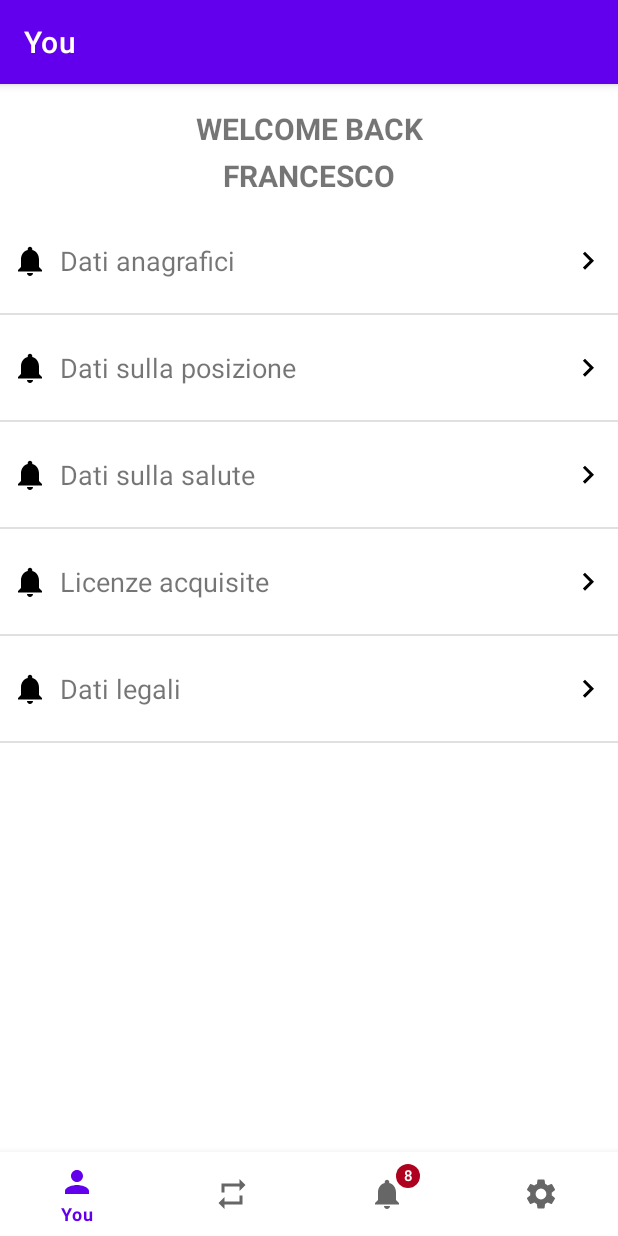
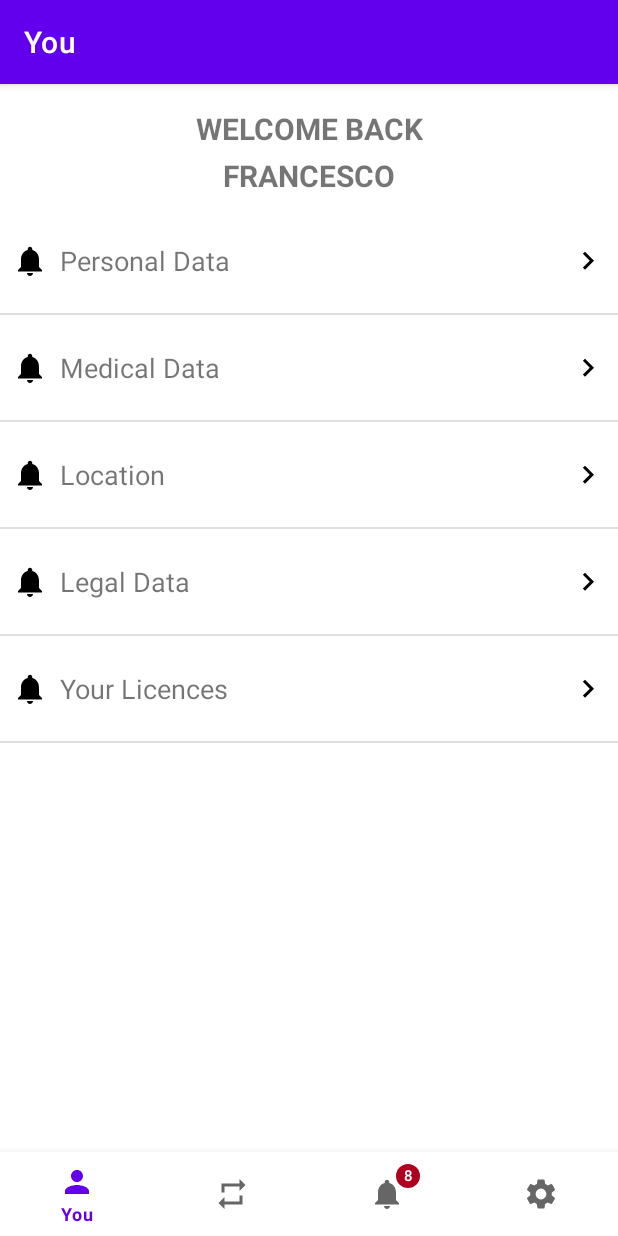
Before and after one commit to FranNetti/pc-citizenDigitalTwin, an Android app: the screen it shows after launch (MainActivity), on a phone screen of 412 x 824 dp. Run offline under Robolectric (Android 15) with nearby library versions, the phone set to English and light mode, and no system bars; our stand-ins replace navigation-ui.

Commit message:
update LeafCategories and GroupCategories based on latest meeting

```diff
--- /dev/null
+++ b/androidApp/app/src/main/java/it/unibo/citizenDigitalTwin/commons/GroupCategory.java
@@ -0,0 +1,39 @@
+package it.unibo.citizenDigitalTwin.commons;
+
+import android.content.Context;
+
+import java.util.Optional;
+import java.util.stream.Stream;
+
+import it.unibo.citizenDigitalTwin.R;
+
+public enum GroupCategory {
+
+    PERSONAL_DATA("personalData", R.string.GC_personal_data),
+    MEDICAL_DATA("medicalData", R.string.GC_medical_data),
+    LOCATION("location", R.string.GC_location),
+    LEGAL_DATA("legalData", R.string.GC_legal_data),
+    LICENCES("licences", R.string.GC_licences);
+
+    private final String identifier;
+    private final int displayName;
+
+    GroupCategory(final String identifier, final int displayName){
+        this.identifier = identifier;
+        this.displayName = displayName;
+    }
+
+    public String getDisplayName(final Context context) {
+        return context.getString(displayName);
+    }
+
+    public String getIdentifier() {
+        return identifier;
+    }
+
+    public static Optional<GroupCategory> findByName(final String name) {
+        return Stream.of(GroupCategory.values())
+                .filter(dataCategory -> dataCategory.identifier.equals(name))
+                .findFirst();
+    }
+}
--- a/androidApp/app/src/main/java/it/unibo/citizenDigitalTwin/commons/LeafCategory.java
+++ b/androidApp/app/src/main/java/it/unibo/citizenDigitalTwin/commons/LeafCategory.java
@@ -7,26 +7,37 @@ import java.util.stream.Stream;
 
 import it.unibo.citizenDigitalTwin.R;
 
+import static it.unibo.citizenDigitalTwin.commons.GroupCategory.*;
+
 public enum LeafCategory {
 
-    NAME("name", R.string.LC_name),
-    SURNAME("surname", R.string.LC_surname),
-    BIRTHDATE("birthdate", R.string.LC_birthdate),
-    ADDRESS("address", R.string.LC_address),
-    CELSIUS_TEMPERATURE("celsius_temperature",R.string.LC_celsius_temperature),
-    BLOOD_OXIGEN("blood_oxigen", R.string.LC_blood_oxigen),
-    HEART_RATE("heart_rate", R.string.LC_heart_rate);
+    NAME(PERSONAL_DATA, "name", R.string.LC_name),
+    SURNAME(PERSONAL_DATA, "surname", R.string.LC_surname),
+    BIRTHDATE(PERSONAL_DATA,"birthdate", R.string.LC_birthdate),
+    ADDRESS(PERSONAL_DATA, "address", R.string.LC_address),
+    CF(PERSONAL_DATA, "cf", R.string.LC_cf),
+    TEMPERATURE(MEDICAL_DATA, "bodyTemperature",R.string.LC_celsius_temperature),
+    BLOOD_OXIGEN(MEDICAL_DATA, "spo2", R.string.LC_blood_oxigen),
+    HEART_RATE(MEDICAL_DATA, "heartrate", R.string.LC_heart_rate),
+    MEDICAL_RECORD(MEDICAL_DATA, "medicalRecord", R.string.LC_medical_record),
+    POSITION(LOCATION, "position", R.string.LC_position);
 
-    private final String name;
+    private final GroupCategory groupCategory;
+    private final String identifier;
     private final int displayName;
 
-    LeafCategory(final String name, final int displayName) {
-        this.name = name;
+    LeafCategory(final GroupCategory category, final String identifier, final int displayName) {
+        this.groupCategory = category;
+        this.identifier = identifier;
         this.displayName = displayName;
     }
 
-    public String getName() {
-        return this.name;
+    public String getIdentifier() {
+        return this.identifier;
+    }
+
+    public GroupCategory getGroupCategory() {
+        return groupCategory;
     }
 
     public String getDisplayName(final Context context) {
@@ -35,7 +46,7 @@ public enum LeafCategory {
 
     public static Optional<LeafCategory> findByName(final String name) {
         return Stream.of(LeafCategory.values())
-                .filter(dataCategory -> dataCategory.name.equals(name))
+                .filter(dataCategory -> dataCategory.identifier.equals(name))
                 .findFirst();
     }
 }
--- a/androidApp/app/src/main/java/it/unibo/citizenDigitalTwin/db/entity/Data.java
+++ b/androidApp/app/src/main/java/it/unibo/citizenDigitalTwin/db/entity/Data.java
@@ -30,7 +30,7 @@ public class Data {
         this.date = date;
         this.feeder = feeder;
         this.leafCategory = dataCategory;
-        this.leafCategoryName = dataCategory.getName();
+        this.leafCategoryName = dataCategory.getIdentifier();
         this.value = value;
     }
 
@@ -73,7 +73,7 @@ public class Data {
 
     public void setLeafCategory(LeafCategory leafCategory) {
         this.leafCategory = leafCategory;
-        this.leafCategoryName = leafCategory.getName();
+        this.leafCategoryName = leafCategory.getIdentifier();
     }
 
     public void setLeafCategoryName(String leafCategoryName) {
--- a/androidApp/app/src/main/java/it/unibo/citizenDigitalTwin/ui/home/DataCategoryAdapter.java
+++ b/androidApp/app/src/main/java/it/unibo/citizenDigitalTwin/ui/home/DataCategoryAdapter.java
@@ -1,16 +1,19 @@
 package it.unibo.citizenDigitalTwin.ui.home;
 
+import android.content.Context;
 import android.view.LayoutInflater;
 import android.view.ViewGroup;
 import android.widget.ImageView;
 import android.widget.TextView;
 
+import java.util.Arrays;
 import java.util.List;
 
 import androidx.annotation.NonNull;
 import androidx.constraintlayout.widget.ConstraintLayout;
 import androidx.recyclerview.widget.RecyclerView;
 import it.unibo.citizenDigitalTwin.R;
+import it.unibo.citizenDigitalTwin.commons.GroupCategory;
 
 public class DataCategoryAdapter extends RecyclerView.Adapter<DataCategoryAdapter.DataCategoryHolder> {
 
@@ -26,10 +29,12 @@ public class DataCategoryAdapter extends RecyclerView.Adapter<DataCategoryAdapte
         }
     }
 
-    private final List<String> categories;
+    private final List<GroupCategory> categories;
+    private final Context context;
 
-    public DataCategoryAdapter(final List<String> categories){
-        this.categories = categories;
+    DataCategoryAdapter(final Context context){
+        this.context = context;
+        this.categories = Arrays.asList(GroupCategory.values());
     }
 
     @NonNull
@@ -42,7 +47,7 @@ public class DataCategoryAdapter extends RecyclerView.Adapter<DataCategoryAdapte
 
     @Override
     public void onBindViewHolder(@NonNull DataCategoryHolder holder, int position) {
-        final String dataCategory = this.categories.get(position);
+        final String dataCategory = this.categories.get(position).getDisplayName(context);
         holder.dataCategoryName.setText(dataCategory);
     }
 
--- a/androidApp/app/src/main/java/it/unibo/citizenDigitalTwin/ui/home/HomeFragment.java
+++ b/androidApp/app/src/main/java/it/unibo/citizenDigitalTwin/ui/home/HomeFragment.java
@@ -38,15 +38,7 @@ public class HomeFragment extends Fragment {
         listView.setLayoutManager(linearLayoutManager);
         listView.setNestedScrollingEnabled(false);
 
-        final List<String> ciccio = Arrays.asList(
-                "Dati anagrafici",
-                "Dati sulla posizione",
-                "Dati sulla salute",
-                "Licenze acquisite",
-                "Dati legali"
-        );
-
-        listView.setAdapter(new DataCategoryAdapter(ciccio));
+        listView.setAdapter(new DataCategoryAdapter(getContext()));
 
 
         userName.setText("Francesco");
--- a/androidApp/app/src/main/res/values/strings.xml
+++ b/androidApp/app/src/main/res/values/strings.xml
@@ -24,4 +24,12 @@
     <string name="LC_celsius_temperature">Body Temperature</string>
     <string name="LC_blood_oxigen">Blood Oxygen</string>
     <string name="LC_heart_rate">Heart Rate</string>
+    <string name="LC_cf">Tax Code</string>
+    <string name="LC_medical_record">Medical Record</string>
+    <string name="LC_position">Last known position</string>
+    <string name="GC_medical_data">Medical Data</string>
+    <string name="GC_location">Location</string>
+    <string name="GC_personal_data">Personal Data</string>
+    <string name="GC_licences">Your Licences</string>
+    <string name="GC_legal_data">Legal Data</string>
 </resources>
```
Also changed, not shown: androidApp/app/src/main/java/it/unibo/citizenDigitalTwin/ui/devices/DevicesFragment.java (+7 -7 lines).
